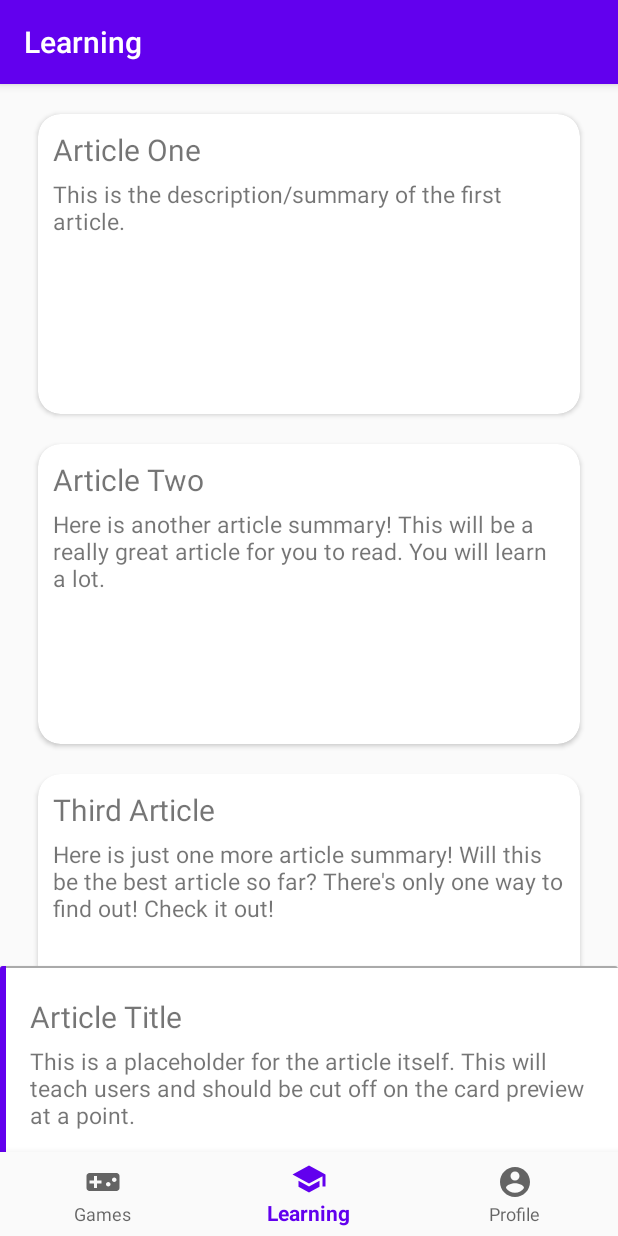
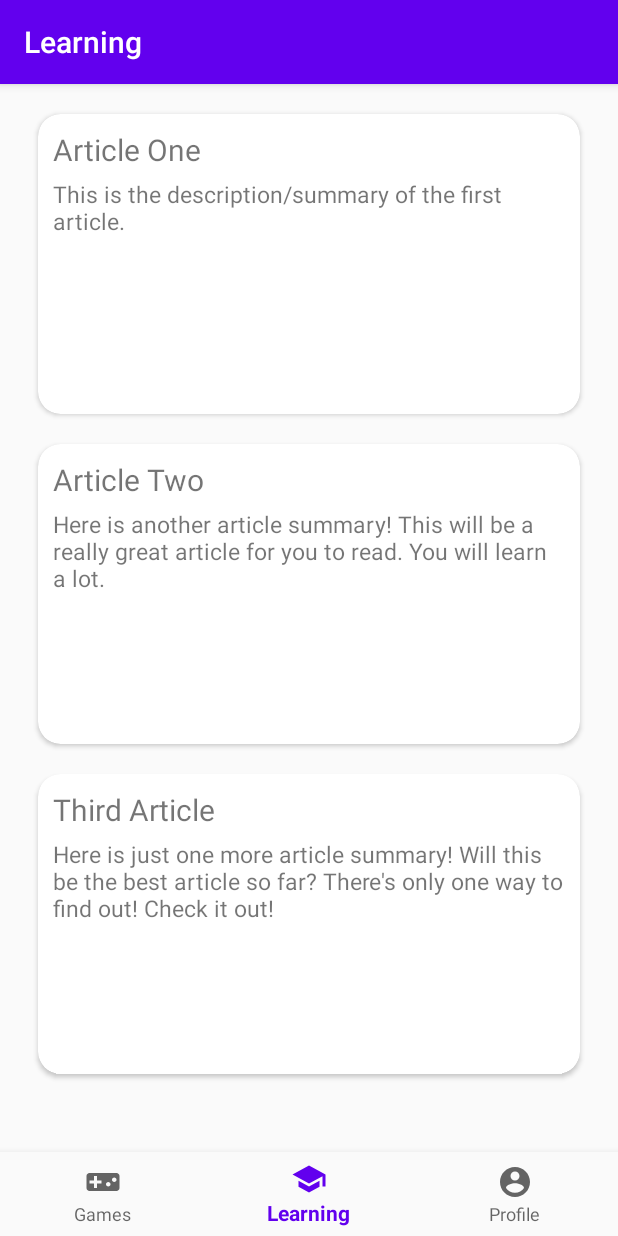
Before and after one commit to amlubinger/Security-Training-App, an Android app: the LearningFragment screen opened through its navigation route, on a phone screen of 412 x 824 dp. Run offline under Robolectric (Android 15) with nearby library versions, the phone set to English and light mode, and no system bars; our stand-ins replace navigation-ui.

Commit message:
Made the bottom sheet (article) start hidden.

```diff
--- a/app/src/main/java/com/example/securitytrainingapp/ui/learning/LearningFragment.java
+++ b/app/src/main/java/com/example/securitytrainingapp/ui/learning/LearningFragment.java
@@ -16,6 +16,7 @@ import androidx.recyclerview.widget.LinearLayoutManager;
 import androidx.recyclerview.widget.RecyclerView;
 
 import com.example.securitytrainingapp.R;
+import com.google.android.material.bottomsheet.BottomSheetBehavior;
 
 import org.w3c.dom.Text;
 
@@ -82,6 +83,9 @@ public class LearningFragment extends Fragment {
         ArticleCardAdapter adapter = new ArticleCardAdapter(articles);
         recyclerView.setAdapter(adapter);
 
+        BottomSheetBehavior<View> bottomSheet = BottomSheetBehavior.from(root.findViewById(R.id.article));
+        bottomSheet.setState(BottomSheetBehavior.STATE_HIDDEN);
+
         return root;
     }
 }
```
